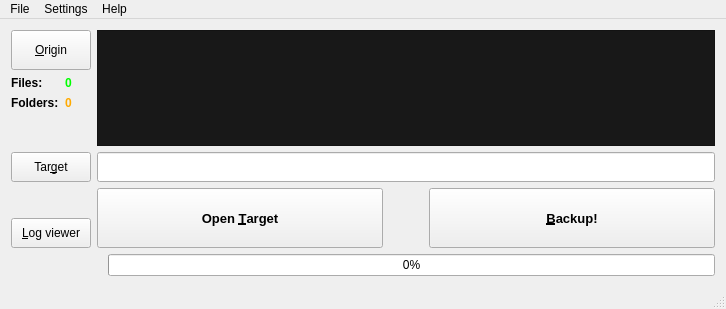
This is bumain.ui in GTRONICK/QBack as Qt 5 draws it before an edit. The edited form follows.
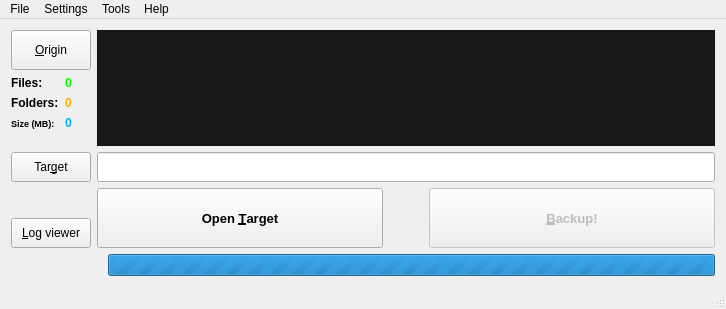
This is the edited form. Icons and pictures are not drawn.

Commit message:
Added search & replace dialog.
Also, added total size label.

The edit to the form file:
```diff
--- a/bumain.ui
+++ b/bumain.ui
@@ -118,6 +118,36 @@
             </property>
            </widget>
           </item>
+          <item row="2" column="0">
+           <widget class="QLabel" name="totalSizeLabel">
+            <property name="font">
+             <font>
+              <pointsize>7</pointsize>
+              <weight>75</weight>
+              <bold>true</bold>
+             </font>
+            </property>
+            <property name="text">
+             <string>Size (MB):</string>
+            </property>
+           </widget>
+          </item>
+          <item row="2" column="1">
+           <widget class="QLabel" name="totalFileSizeValueLabel">
+            <property name="font">
+             <font>
+              <weight>75</weight>
+              <bold>true</bold>
+             </font>
+            </property>
+            <property name="styleSheet">
+             <string notr="true">color: rgb(0, 170, 255);</string>
+            </property>
+            <property name="text">
+             <string>0</string>
+            </property>
+           </widget>
+          </item>
          </layout>
         </item>
         <item>
@@ -319,7 +349,7 @@
           <item>
            <widget class="QPushButton" name="backupButton">
             <property name="enabled">
-             <bool>true</bool>
+             <bool>false</bool>
             </property>
             <property name="sizePolicy">
              <sizepolicy hsizetype="Expanding" vsizetype="Fixed">
@@ -387,6 +417,9 @@
       </item>
       <item>
        <widget class="QProgressBar" name="overallCopyProgressBar">
+        <property name="maximum">
+         <number>0</number>
+        </property>
         <property name="value">
          <number>0</number>
         </property>
@@ -406,7 +439,7 @@
      <x>0</x>
      <y>0</y>
      <width>726</width>
-     <height>19</height>
+     <height>21</height>
     </rect>
    </property>
    <widget class="QMenu" name="menuFile">
@@ -430,8 +463,15 @@
     </property>
     <addaction name="actionAbout"/>
    </widget>
+   <widget class="QMenu" name="menuToold">
+    <property name="title">
+     <string>Tools</string>
+    </property>
+    <addaction name="actionFind_in_sources"/>
+   </widget>
    <addaction name="menuFile"/>
    <addaction name="menuSettings"/>
+   <addaction name="menuToold"/>
    <addaction name="menuHelp"/>
   </widget>
   <action name="actionOpen_session">
```
Left out of the diff: 23 changed lines with no effect on the pictures.
